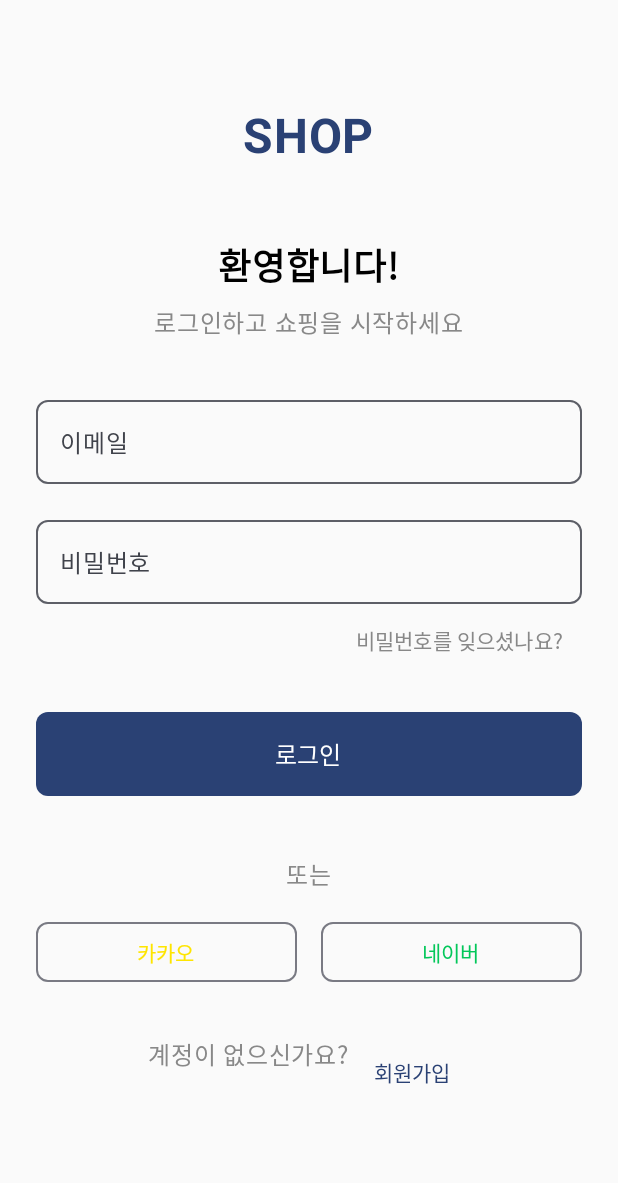
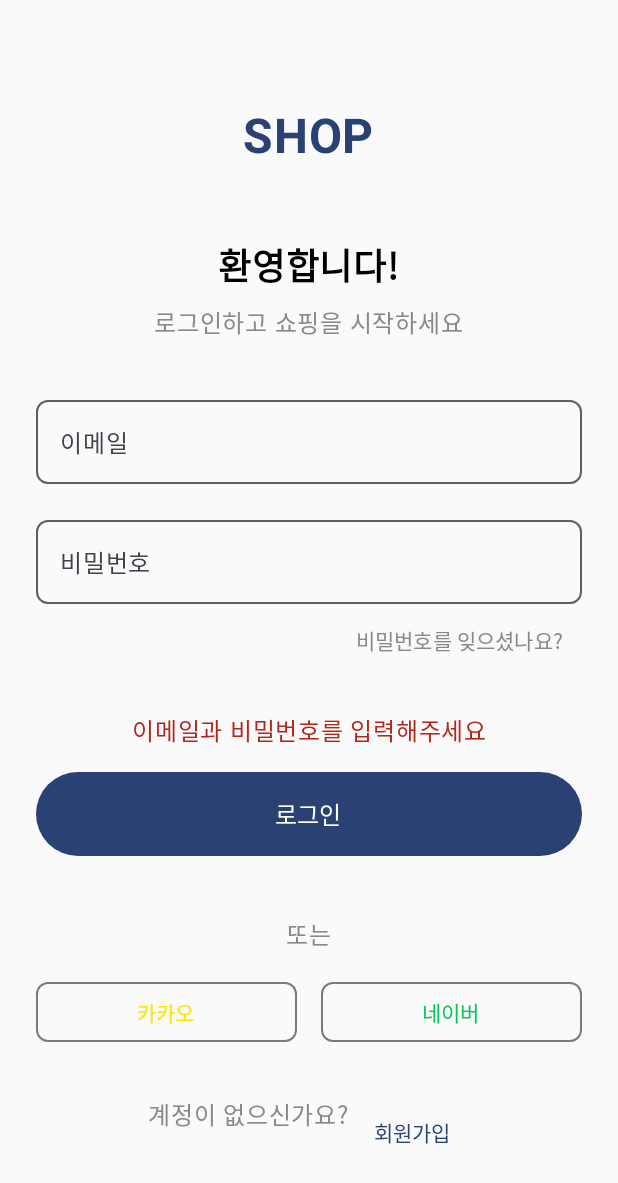
Before and after one commit to cbyhpsee2/myposition, an Android app built with Jetpack Compose: the screen it shows after launch (MainActivity), after a tap on "로그인", on a phone screen of 412 x 824 dp. Shown: the top 1183 px of the screen. Run offline under Robolectric (Android 15) with nearby library versions, the light colour scheme and no system bars; libraries missing offline, so code that uses them is left out: com.kakao.sdk; 4 statements that could not run were skipped.

Commit message:
feat: 로그인 시 서버에 사용자 정보 등록 기능 추가 (2024-03-19 15:45)

```diff
--- /dev/null
+++ b/app/build.gradle
@@ -0,0 +1,6 @@
+dependencies {
+    // ... existing dependencies ...
+    implementation 'com.squareup.retrofit2:retrofit:2.9.0'
+    implementation 'com.squareup.retrofit2:converter-gson:2.9.0'
+    implementation 'com.squareup.okhttp3:logging-interceptor:4.9.0'
+}
--- /dev/null
+++ b/app/src/main/java/com/example/myposition/api/ApiService.kt
@@ -0,0 +1,16 @@
+package com.example.myposition.api
+
+import retrofit2.Call
+import retrofit2.http.Field
+import retrofit2.http.FormUrlEncoded
+import retrofit2.http.POST
+
+interface ApiService {
+    @FormUrlEncoded
+    @POST("register_user")
+    fun registerUser(
+        @Field("email") email: String,
+        @Field("password") password: String,
+        @Field("nickname") nickname: String
+    ): Call<Map<String, Any>>
+}
--- /dev/null
+++ b/app/src/main/java/com/example/myposition/api/RetrofitClient.kt
@@ -0,0 +1,15 @@
+package com.example.myposition.api
+
+import retrofit2.Retrofit
+import retrofit2.converter.gson.GsonConverterFactory
+
+object RetrofitClient {
+    private const val BASE_URL = "https://www.cross100.com/mp_api/"
+
+    private val retrofit = Retrofit.Builder()
+        .baseUrl(BASE_URL)
+        .addConverterFactory(GsonConverterFactory.create())
+        .build()
+
+    val apiService: ApiService = retrofit.create(ApiService::class.java)
+}
--- a/app/src/main/java/com/example/myposition/ui/LoginScreen.kt
+++ b/app/src/main/java/com/example/myposition/ui/LoginScreen.kt
@@ -20,12 +20,22 @@ import com.example.myposition.R
 import com.kakao.sdk.user.UserApiClient
 import androidx.compose.ui.platform.LocalContext
 import android.util.Log
+import com.example.myposition.api.ApiService
+import com.example.myposition.api.RetrofitClient
+import kotlinx.coroutines.launch
+import retrofit2.Call
+import retrofit2.Callback
+import retrofit2.Response
 
 @Composable
 fun LoginScreen(onLoginClick: (String, String) -> Unit) {
     val context = LocalContext.current
     var email by remember { mutableStateOf("") }
     var password by remember { mutableStateOf("") }
+    var isLoading by remember { mutableStateOf(false) }
+    var errorMessage by remember { mutableStateOf<String?>(null) }
+    val scope = rememberCoroutineScope()
+    val apiService = remember { RetrofitClient.apiService }
 
     Column(
         modifier = Modifier
@@ -93,15 +103,66 @@ fun LoginScreen(onLoginClick: (String, String) -> Unit) {
 
         Spacer(modifier = Modifier.height(24.dp))
 
+        if (errorMessage != null) {
+            Text(
+                text = errorMessage!!,
+                color = MaterialTheme.colorScheme.error,
+                modifier = Modifier.padding(bottom = 16.dp)
+            )
+        }
+
         // 로그인 버튼
         Button(
-            onClick = { onLoginClick(email, password) },
+            onClick = {
+                if (email.isBlank() || password.isBlank()) {
+                    errorMessage = "이메일과 비밀번호를 입력해주세요"
+                    return@Button
+                }
+                isLoading = true
+                errorMessage = null
+
+                // 서버에 사용자 등록
+                apiService.registerUser(email, password, email.split("@")[0]).enqueue(object : Callback<Map<String, Any>> {
+                    override fun onResponse(call: Call<Map<String, Any>>, response: Response<Map<String, Any>>) {
+                        isLoading = false
+                        if (response.isSuccessful) {
+                            val responseBody = response.body()
+                            if (responseBody?.get("success") == true) {
+                                val userId = responseBody["user_id"] as? Int
+                                if (userId != null) {
+                                    Log.d("LOGIN", "사용자 등록 성공: $userId")
+                                    onLoginClick(email, password)
+                                } else {
+                                    errorMessage = "사용자 ID를 받지 못했습니다"
+                                }
+                            } else {
+                                errorMessage = responseBody?.get("error") as? String ?: "로그인 실패"
+                            }
+                        } else {
+                            errorMessage = "서버 오류: ${response.code()}"
+                        }
+                    }
+
+                    override fun onFailure(call: Call<Map<String, Any>>, t: Throwable) {
+                        isLoading = false
+                        errorMessage = "네트워크 오류: ${t.message}"
+                        Log.e("LOGIN", "API 호출 실패", t)
+                    }
+                })
+            },
             modifier = Modifier
                 .fillMaxWidth()
                 .height(56.dp),
-            shape = RoundedCornerShape(8.dp)
+            enabled = !isLoading
         ) {
-            Text("로그인", fontSize = 16.sp)
+            if (isLoading) {
+                CircularProgressIndicator(
+                    modifier = Modifier.size(24.dp),
+                    color = MaterialTheme.colorScheme.onPrimary
+                )
+            } else {
+                Text("로그인", fontSize = 16.sp)
+            }
         }
 
         Spacer(modifier = Modifier.height(24.dp))
```
